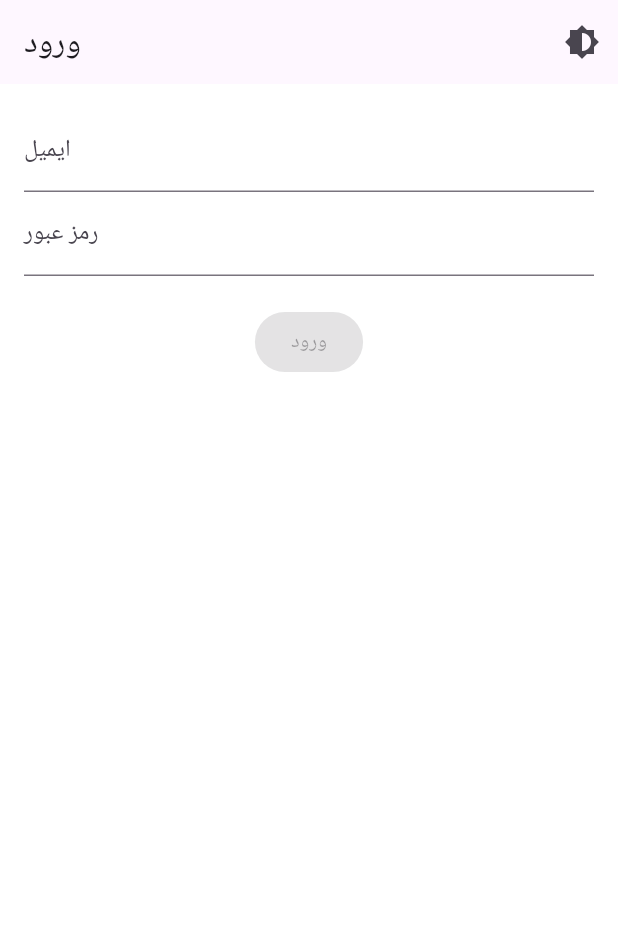
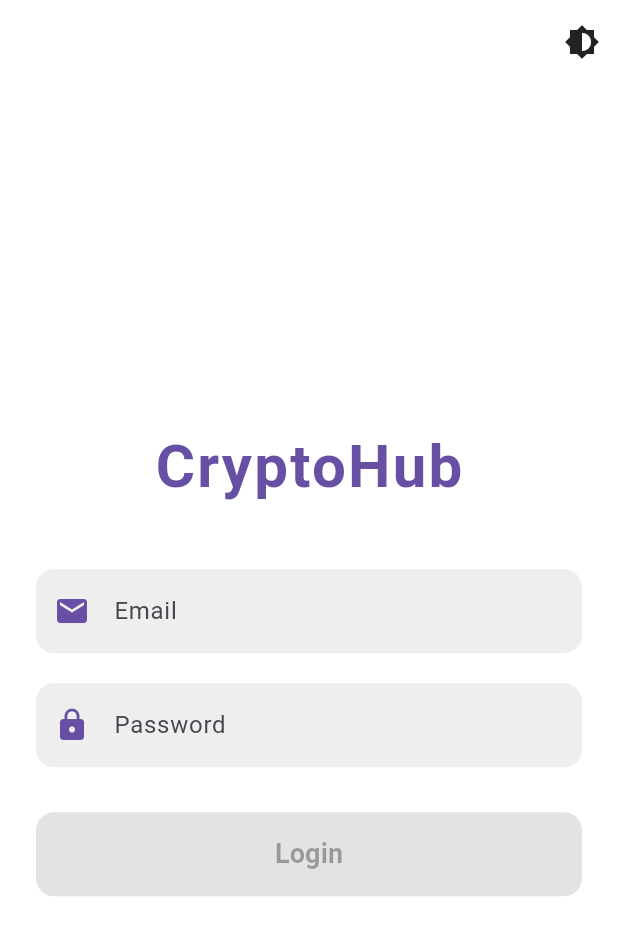
Before and after one commit to iManYarahmadi/crypto_hub, a Flutter app: the screen it shows after launch, on a phone screen of 412 x 824 dp. Shown: the top 935 px of the screen. Run offline on Flutter 3.47's test engine with Material 3 defaults, Android fonts, the phone set to English and light mode, and no system bars; our stand-ins replace dartz, dio, flutter_bloc, freezed_annotation, get_it, go_router and 2 more; generated files the repository leaves out were written again.

Commit message:
refactor(crypto_hub|feature|login):refactor login screen make it more beautifuler

```diff
--- a/lib/features/auth/login/presentation/screens/login_screen.dart
+++ b/lib/features/auth/login/presentation/screens/login_screen.dart
@@ -7,7 +7,6 @@ import 'package:cryptohub/presentation/blocs/themes/theme_cubit.dart';
 import 'package:cryptohub/presentation/validation/login_validation.dart';
 import 'package:flutter/material.dart';
 import 'package:flutter_bloc/flutter_bloc.dart';
-import 'package:rxdart/rxdart.dart';
 
 class LoginScreen extends StatefulWidget {
   @override
@@ -45,16 +44,18 @@ class _LoginScreenState extends State<LoginScreen> {
       create: (_) => sl<LoginBloc>(),
       child: Scaffold(
         appBar: AppBar(
-          title: const Text('ورود'),
+          elevation: 0,
+          backgroundColor: Colors.transparent,
           actions: [
             IconButton(
-              icon: Icon(Icons.brightness_6),
+              icon: Icon(Icons.brightness_6, color: Theme.of(context).iconTheme.color),
               onPressed: () => context.read<ThemeCubit>().toggleTheme(),
             ),
           ],
         ),
-        body: Padding(
-          padding: const EdgeInsets.all(16.0),
+        body: Center(
+          child: SingleChildScrollView(
+            padding: const EdgeInsets.symmetric(horizontal: 24.0),
             child: BlocConsumer<LoginBloc, LoginState>(
               listener: (context, state) {
                 state.when(
@@ -63,53 +64,96 @@ class _LoginScreenState extends State<LoginScreen> {
                   success: (loginEntity) {
                     _storageService.saveToken(loginEntity.token);
                     ScaffoldMessenger.of(context).showSnackBar(
-                    SnackBar(content: Text('ورود موفق: }')),
+                      SnackBar(content: Text('Login Successful')),
                     );
                   },
                   error: (message) {
                     ScaffoldMessenger.of(context).showSnackBar(
-                    SnackBar(content: Text('خطا: $message')),
+                      SnackBar(content: Text('Error: $message')),
                     );
                   },
                 );
               },
               builder: (context, state) {
                 return Column(
+                  mainAxisAlignment: MainAxisAlignment.center,
+                  crossAxisAlignment: CrossAxisAlignment.center,
                   children: [
+                    // Program Name
+                    Text(
+                      'CryptoHub',
+                      style: TextStyle(
+                        fontSize: 40,
+                        fontWeight: FontWeight.bold,
+                        color: Theme.of(context).primaryColor,
+                        letterSpacing: 1.5,
+                      ),
+                    ),
+                    const SizedBox(height: 40),
+                    // Email TextField
                     StreamBuilder<String>(
                       stream: _validation.email,
                       builder: (context, snapshot) {
                         return TextField(
                           controller: _emailController,
+                          keyboardType: TextInputType.emailAddress,
                           decoration: InputDecoration(
-                          labelText: 'ایمیل',
+                            labelText: 'Email',
+                            hintText: 'Enter your email',
                             errorText: snapshot.hasError ? snapshot.error.toString() : null,
+                            prefixIcon: Icon(Icons.email, color: Theme.of(context).primaryColor),
+                            filled: true,
+                            fillColor: Theme.of(context).brightness == Brightness.light
+                                ? Colors.grey[200]
+                                : Colors.grey[800],
+                            border: OutlineInputBorder(
+                              borderRadius: BorderRadius.circular(12),
+                              borderSide: BorderSide.none,
                             ),
-                        keyboardType: TextInputType.emailAddress,
+                            focusedBorder: OutlineInputBorder(
+                              borderRadius: BorderRadius.circular(12),
+                              borderSide: BorderSide(color: Theme.of(context).primaryColor, width: 2),
+                            ),
+                          ),
                         );
                       },
                     ),
+                    const SizedBox(height: 20),
+                    // Password TextField
                     StreamBuilder<String>(
                       stream: _validation.password,
                       builder: (context, snapshot) {
                         return TextField(
                           controller: _passwordController,
+                          obscureText: true,
                           decoration: InputDecoration(
-                          labelText: 'رمز عبور',
+                            labelText: 'Password',
+                            hintText: 'Enter your password',
                             errorText: snapshot.hasError ? snapshot.error.toString() : null,
+                            prefixIcon: Icon(Icons.lock, color: Theme.of(context).primaryColor),
+                            filled: true,
+                            fillColor: Theme.of(context).brightness == Brightness.light
+                                ? Colors.grey[200]
+                                : Colors.grey[800],
+                            border: OutlineInputBorder(
+                              borderRadius: BorderRadius.circular(12),
+                              borderSide: BorderSide.none,
                             ),
-                        obscureText: true,
+                            focusedBorder: OutlineInputBorder(
+                              borderRadius: BorderRadius.circular(12),
+                              borderSide: BorderSide(color: Theme.of(context).primaryColor, width: 2),
+                            ),
+                          ),
                         );
                       },
                     ),
-                  const SizedBox(height: 20),
+                    const SizedBox(height: 30),
+                    // Login Button with Loading
                     StreamBuilder<bool>(
                       stream: _validation.isFormValid,
                       initialData: false,
                       builder: (context, snapshot) {
-                      return state.maybeWhen(
-                        loading: () => const CircularProgressIndicator(),
-                        orElse: () => ElevatedButton(
+                        return ElevatedButton(
                           onPressed: snapshot.data == true
                               ? () {
                             context.read<LoginBloc>().add(
@@ -120,7 +164,27 @@ class _LoginScreenState extends State<LoginScreen> {
                             );
                           }
                               : null,
-                          child: const Text('ورود'),
+                          style: ElevatedButton.styleFrom(
+                            minimumSize: const Size(double.infinity, 50),
+                            shape: RoundedRectangleBorder(
+                              borderRadius: BorderRadius.circular(12),
+                            ),
+                            elevation: 5,
+                            padding: const EdgeInsets.symmetric(vertical: 15),
+                          ),
+                          child: state.maybeWhen(
+                            loading: () => const SizedBox(
+                              width: 20,
+                              height: 20,
+                              child: CircularProgressIndicator(
+                                color: Colors.white,
+                                strokeWidth: 2,
+                              ),
+                            ),
+                            orElse: () => const Text(
+                              'Login',
+                              style: TextStyle(fontSize: 18, fontWeight: FontWeight.bold),
+                            ),
                           ),
                         );
                       },
@@ -131,6 +195,7 @@ class _LoginScreenState extends State<LoginScreen> {
             ),
           ),
         ),
+      ),
     );
   }
 }
```
Lines whose indentation alone changed are shown as unchanged.
